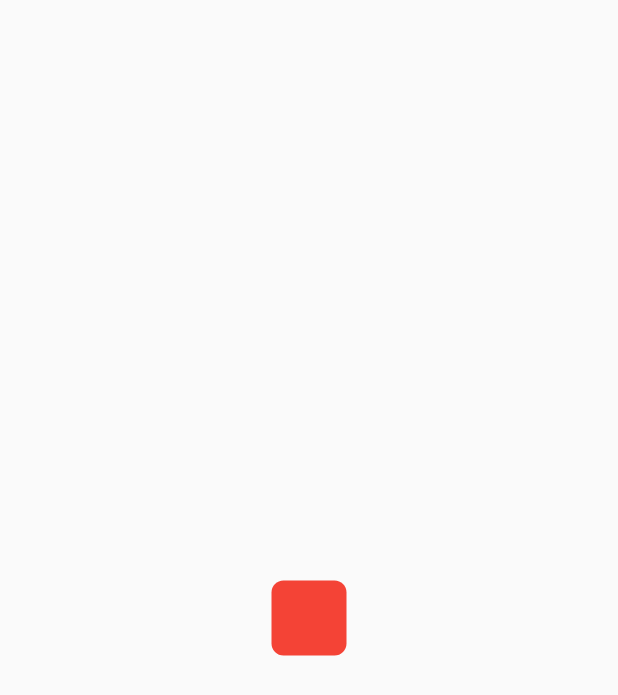
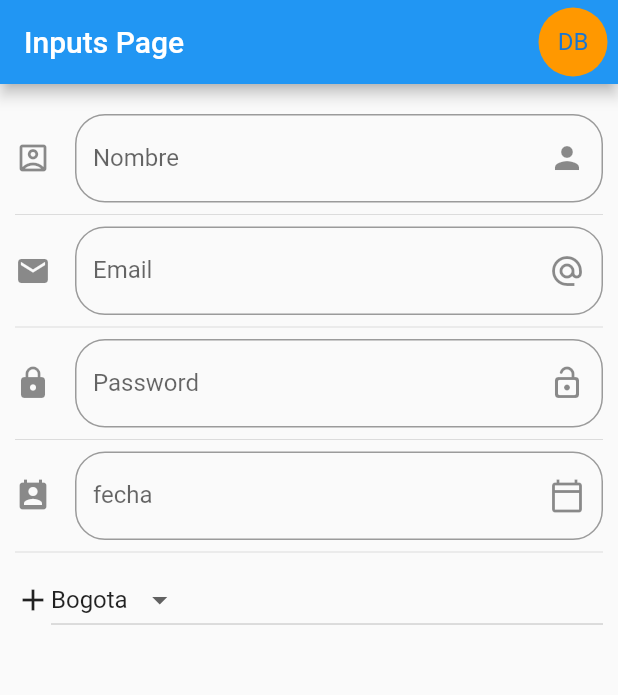
Before and after one commit to dabeltran26/clases-flutter, a Flutter app: the screen it shows after launch, on a phone screen of 412 x 824 dp. Shown: the top 695 px of the screen. Run offline on Flutter 3.47's test engine with Material 2 defaults, Android fonts, the phone set to English and light mode, and no system bars.

```diff
--- a/lib/animate_container.dart
+++ b/lib/animate_container.dart
@@ -16,13 +16,20 @@ class _AnimateContainerState extends State<AnimateContainer> {
   Color color = Colors.red;
   BorderRadiusGeometry borderRadius = BorderRadius.circular(8.0);
 
+  double _valorSlider = 100.0;
+
   @override
   Widget build(BuildContext context) {
     return Scaffold(
       body: GestureDetector(
         onTap: reformContainer,
+        child: Container(
+          padding:const EdgeInsets.only(top: 50),
           child: Center(
-          child: AnimatedContainer(
+            child: Column(
+              children: [
+                paintSlider(),
+                AnimatedContainer(
                   duration: const Duration(seconds: 1),
                   curve: Curves.fastOutSlowIn,
                   width:  width,
@@ -32,17 +39,34 @@ class _AnimateContainerState extends State<AnimateContainer> {
                     color: color
                   ),
                 ),
+              ],
+            ),
+          ),
         ),
       ),
     );
   }
 
+  Widget paintSlider() {
+    return Slider(
+      activeColor: Colors.blue,
+      label: 'Variable',
+      value: _valorSlider,
+      min: 0,
+      max: 400.0,
+      onChanged: (value) {
+        setState(() {
+          _valorSlider = value;
+          width = value;
+          height = value;
+        });
+      },
+    );
+  }
 
   void  reformContainer(){
     final random  = Random();
     setState(() {
-      width = random.nextInt(300).toDouble();
-      height = random.nextInt(300).toDouble();
       color = Color.fromRGBO(random.nextInt(255), random.nextInt(255), random.nextInt(255), 1);
     });
   }
--- /dev/null
+++ b/lib/imputs_page.dart
@@ -0,0 +1,154 @@
+import 'package:flutter/material.dart';
+
+class InputsPage extends StatefulWidget {
+  const InputsPage({Key? key}) : super(key: key);
+
+  @override
+  _InputsPageState createState() => _InputsPageState();
+}
+
+class _InputsPageState extends State<InputsPage> {
+  String userName = '';
+  TextEditingController controllerUserName = TextEditingController();
+  TextEditingController controllerUserEmail = TextEditingController();
+  TextEditingController controllerUserPassword = TextEditingController();
+  TextEditingController controllerUserDate = TextEditingController();
+
+  List<String> items = ['Bogota', 'Medellin', 'Pereira'];
+  String itemSelectedDropDown = 'Bogota';
+
+  @override
+  Widget build(BuildContext context) {
+    return Scaffold(
+      appBar: AppBar(
+        title: const Text('Inputs Page'),
+        actions: [
+          Container(
+            padding: const EdgeInsets.all(5),
+            child: const CircleAvatar(
+              child: Text('DB'),
+              backgroundColor: Colors.orange,
+              radius: 25,
+            ),
+          )
+        ],
+      ),
+      body: ListView(
+        padding: const EdgeInsets.symmetric(horizontal: 10, vertical: 20),
+        children: [
+          _inputUserName(),
+          const Divider(),
+          _inputEmail(),
+          const Divider(),
+          _inputPassword(),
+          const Divider(),
+          _inputDate(context),
+          const Divider(),
+          _dropDownMenu(),
+        ],
+      ),
+    );
+  }
+
+  Widget _inputUserName() {
+    return TextField(
+      controller: controllerUserName,
+      decoration: InputDecoration(
+          border: OutlineInputBorder(borderRadius: BorderRadius.circular(20)),
+          hintText: 'Nombre',
+          labelText: 'Nombre',
+          suffixIcon: Icon(Icons.person),
+          icon: Icon(Icons.account_box_outlined)),
+      onChanged: (valor) {
+        setState(() {
+          userName = controllerUserName.text;
+        });
+      },
+    );
+  }
+
+  Widget _inputEmail() {
+    return TextField(
+      controller: controllerUserEmail,
+      keyboardType: TextInputType.emailAddress,
+      decoration: InputDecoration(
+          border: OutlineInputBorder(borderRadius: BorderRadius.circular(20)),
+          hintText: 'Email',
+          labelText: 'Email',
+          suffixIcon: Icon(Icons.alternate_email),
+          icon: Icon(Icons.email)),
+    );
+  }
+
+  Widget _inputPassword() {
+    return TextField(
+      controller: controllerUserPassword,
+      obscureText: true,
+      keyboardType: TextInputType.number,
+      decoration: InputDecoration(
+          border: OutlineInputBorder(borderRadius: BorderRadius.circular(20)),
+          hintText: 'Password',
+          labelText: 'Password',
+          suffixIcon: Icon(Icons.lock_open_rounded),
+          icon: Icon(Icons.lock)),
+    );
+  }
+
+  Widget _inputDate(BuildContext context) {
+    return TextField(
+      controller: controllerUserDate,
+      decoration: InputDecoration(
+          border: OutlineInputBorder(borderRadius: BorderRadius.circular(20)),
+          hintText: 'fecha',
+          labelText: 'fecha',
+          suffixIcon: Icon(Icons.calendar_today_outlined),
+          icon: Icon(Icons.perm_contact_calendar)),
+      onTap: () {
+        selectUserDate(context);
+      },
+    );
+  }
+
+  Widget _dropDownMenu() {
+    return Row(
+      children: [
+        const Icon(Icons.add_outlined),
+        Expanded(
+            child: DropdownButton(
+          value: itemSelectedDropDown,
+          items: getMenuItems(),
+          onChanged: (value) {
+            setState(() {
+              itemSelectedDropDown = value.toString();
+            });
+          },
+        ))
+      ],
+    );
+  }
+
+  selectUserDate(BuildContext context) async {
+    DateTime? date = await showDatePicker(
+        context: context,
+        initialDate: DateTime.now(),
+        firstDate: DateTime(2020),
+        lastDate: DateTime(2023));
+
+    if (date != null) {
+      setState(() {
+        controllerUserDate.text = date.toString();
+      });
+    }
+  }
+
+  List<DropdownMenuItem<String>> getMenuItems() {
+    List<DropdownMenuItem<String>> itemsList = [];
+    for (var item in items) {
+      itemsList.add(DropdownMenuItem(
+        child: Text(item),
+        value: item,
+      ));
+    }
+    return itemsList;
+  }
+}
--- a/lib/main.dart
+++ b/lib/main.dart
@@ -2,8 +2,8 @@ import 'package:ejemplo1/cards_page.dart';
 import 'package:ejemplo1/slider_page.dart';
 import 'package:flutter/material.dart';
 import 'package:ejemplo1/alert_page.dart';
-
 import 'animate_container.dart';
+import 'imputs_page.dart';
 
 
 
@@ -22,7 +22,7 @@ class MyApp extends StatelessWidget {
       theme: ThemeData(
         primarySwatch: Colors.blue,
       ),
-      home: const AnimateContainer(),
+      home: const InputsPage(),
     );
   }
 }
```
Lines whose indentation alone changed are shown as unchanged.
